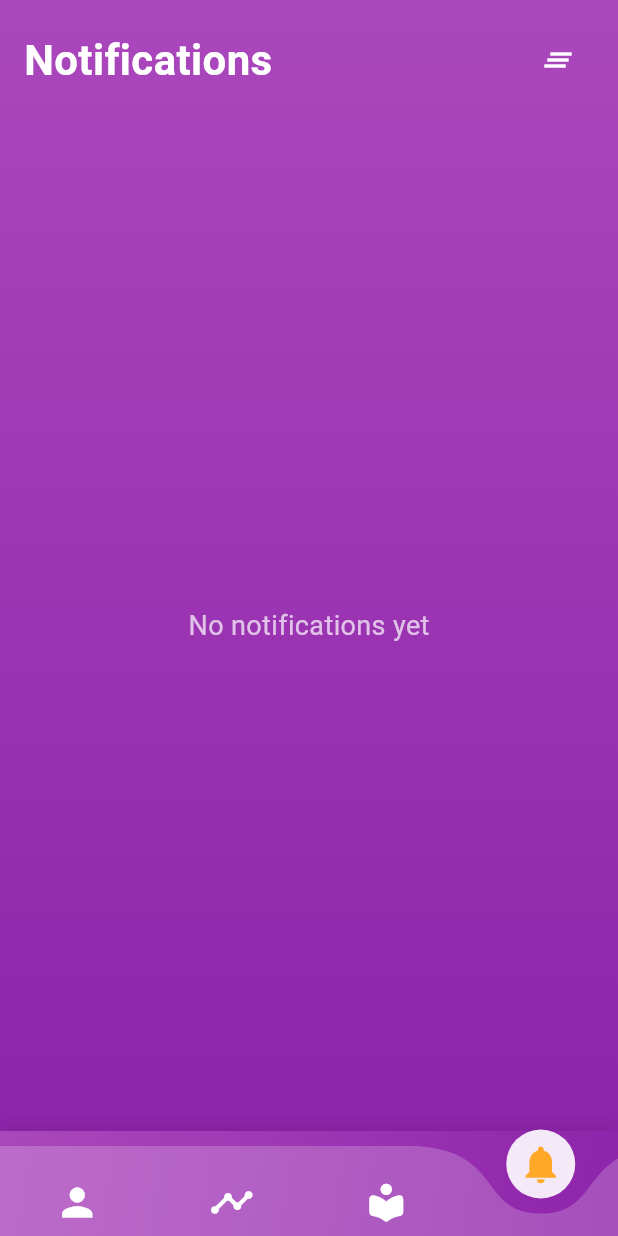
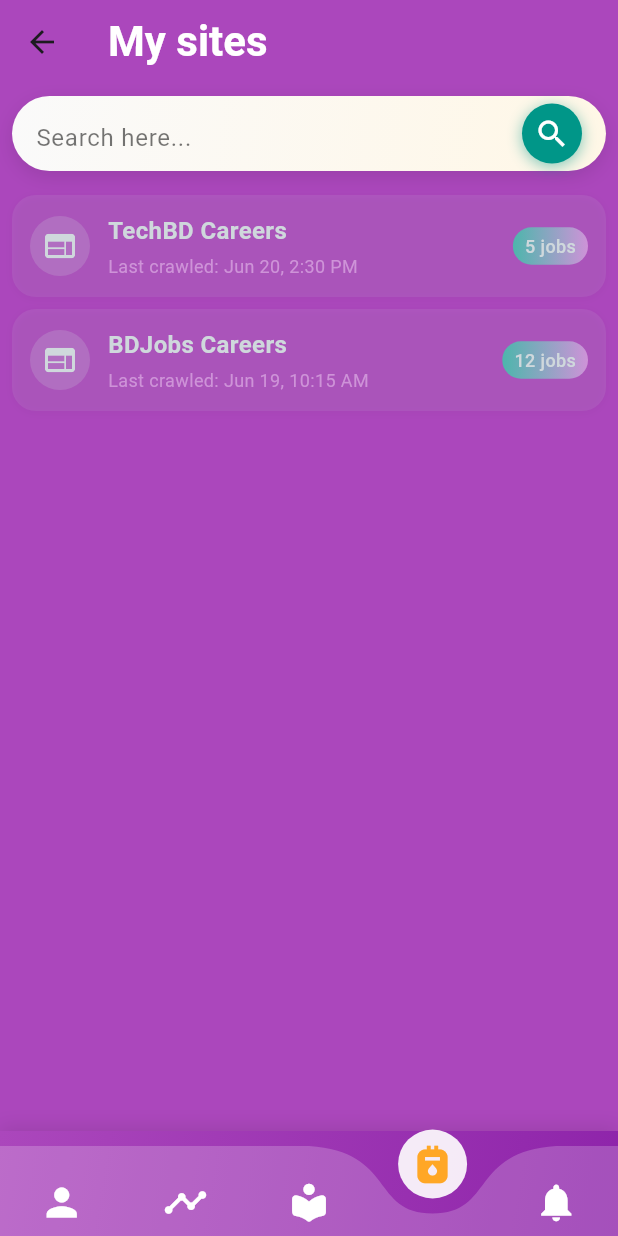
Before and after one commit to me-sharif-hasan/jobhunter-backend, a Flutter app: the MainScreen screen opened directly, item 4 of the bottom bar chosen, on a phone screen of 412 x 824 dp. Run offline on Flutter 3.47's test engine with Material 3 defaults, Android fonts, the phone set to English and light mode, and no system bars; drawn by our look-alikes of cached_network_image, curved_navigation_bar; our stand-ins replace animate_do, firebase_analytics, firebase_core, firebase_messaging, flutter_local_notifications, flutter_timezone and 5 more; missing offline and left inert: flutter_inappwebview; accounts and stored records are empty; network calls fail.

Commit message:
feat: Added screen for personal job site

```diff
--- a/lib/features/common/controller/meta_controller.dart
+++ b/lib/features/common/controller/meta_controller.dart
@@ -6,6 +6,7 @@ import 'package:get_it/get_it.dart';
 import 'package:personalized_job_hunter/features/common/domain/datasource/backend_meta_datasource.dart';
 import 'package:personalized_job_hunter/features/common/domain/model/api_response.dart';
 import 'package:personalized_job_hunter/features/common/domain/model/job_model.dart';
+import 'package:personalized_job_hunter/features/personalizedsite/screen/personal_job_watcher_screen.dart';
 import 'package:personalized_job_hunter/util/values/constants.dart';
 import 'package:personalized_job_hunter/util/values/widget_loading_registry.dart';
 
@@ -78,10 +79,10 @@ class MetaController extends ChangeNotifier {
         _currentScreenTitle = 'Company Subscriptions';
         break;
       case 3:
-        _currentScreenTitle = 'Notifications';
+        _currentScreenTitle = 'My sites';
         break;
       case 4:
-        _currentScreenTitle = 'Settings';
+        _currentScreenTitle = 'Notifications';
         break;
     }
     notifyListeners();
@@ -93,6 +94,7 @@ class MetaController extends ChangeNotifier {
     const UserProfileScreen(),
     const JobTimelineScreen(),
     const CompanySubscriptionScreen(),
+    const PersonalJobWatcherScreen(),
     const InAppNotificationScreen(),
   ];
 
--- a/lib/features/common/widgets/bottom_navigation_bar.dart
+++ b/lib/features/common/widgets/bottom_navigation_bar.dart
@@ -1,3 +1,5 @@
+import 'dart:developer';
+
 import 'package:curved_navigation_bar/curved_navigation_bar.dart';
 import 'package:flutter/material.dart';
 import 'package:personalized_job_hunter/features/common/controller/meta_controller.dart';
@@ -14,6 +16,7 @@ class BottomNavigationBarWidget extends StatefulWidget {
 
 class _BottomNavigationBarWidgetState extends State<BottomNavigationBarWidget> {
   void _onItemTapped(int index) {
+    log('BottomNavigationBarWidget: _onItemTapped: $index');
     Provider.of<MetaController>(context, listen: false).currentPage = index;
   }
 
@@ -68,15 +71,15 @@ class _BottomNavigationBarWidgetState extends State<BottomNavigationBarWidget> {
                 color: selectedIndex == 2 ? const Color(0xFFFFA726) : Colors.white,
               ),
               Icon(
-                Icons.notifications,
+                Icons.gas_meter,
                 size: 30,
                 color: selectedIndex == 3 ? const Color(0xFFFFA726) : Colors.white,
               ),
-              // Icon(
-              //   Icons.settings,
-              //   size: 30,
-              //   color: selectedIndex == 4 ? const Color(0xFFFFA726) : Colors.white,
-              // ),
+              Icon(
+                Icons.notifications,
+                size: 30,
+                color: selectedIndex == 4 ? const Color(0xFFFFA726) : Colors.white,
+              ),
             ],
             index: selectedIndex,
             onTap: _onItemTapped,
--- /dev/null
+++ b/lib/features/personalizedsite/screen/personal_job_watcher_screen.dart
@@ -0,0 +1,192 @@
+import 'package:cached_network_image/cached_network_image.dart';
+import 'package:flutter/material.dart';
+import 'package:intl/intl.dart';
+import 'package:personalized_job_hunter/features/common/controller/meta_controller.dart';
+import 'package:personalized_job_hunter/features/common/widgets/search_bar.dart';
+import 'package:personalized_job_hunter/util/values/constants.dart';
+import 'package:provider/provider.dart';
+
+class PersonalJobWatcherScreen extends StatefulWidget {
+  const PersonalJobWatcherScreen({super.key});
+
+  @override
+  State<PersonalJobWatcherScreen> createState() => _PersonalJobWatcherScreenState();
+}
+
+class _PersonalJobWatcherScreenState extends State<PersonalJobWatcherScreen> with SingleTickerProviderStateMixin {
+  final TextEditingController _urlController = TextEditingController();
+  late AnimationController _controller;
+  late Animation<double> _animation;
+
+  // Dummy data for sites
+  final List<Map<String, dynamic>> _dummySites = [
+    {
+      'title': 'TechBD Careers',
+      'logoUrl': 'https://via.placeholder.com/40',
+      'lastCrawled': DateTime(2025, 6, 20, 14, 30),
+      'jobCount': 5,
+    },
+    {
+      'title': 'BDJobs Careers',
+      'logoUrl': 'https://via.placeholder.com/40',
+      'lastCrawled': DateTime(2025, 6, 19, 10, 15),
+      'jobCount': 12,
+    },
+  ];
+
+  @override
+  void initState() {
+    super.initState();
+    _controller = AnimationController(
+      duration: const Duration(milliseconds: 200),
+      vsync: this,
+    );
+    _animation = CurvedAnimation(parent: _controller, curve: Curves.easeInOut);
+  }
+
+  @override
+  void dispose() {
+    _urlController.dispose();
+    _controller.dispose();
+    super.dispose();
+  }
+
+  String _formatTimestamp(DateTime timestamp) {
+    final now = DateTime.now();
+    final difference = now.difference(timestamp);
+    if (difference.inMinutes < 60) {
+      return '${difference.inMinutes} minutes ago';
+    } else if (difference.inHours < 24) {
+      return '${difference.inHours} hours ago';
+    } else {
+      return DateFormat('MMM d, h:mm a').format(timestamp);
+    }
+  }
+
+  @override
+  Widget build(BuildContext context) {
+    return Scaffold(
+      backgroundColor: Provider.of<MetaController>(context).getThemeColor()[0], // Dark Slate Grey
+      appBar: AppBar(
+        title: Text(
+          Provider.of<MetaController>(context,listen: false).currentScreenTitle,
+          style: const TextStyle(
+            fontSize: 28,
+            fontWeight: FontWeight.w600,
+            color: Colors.white,
+          ),
+        ),
+        backgroundColor: Provider.of<MetaController>(context, listen: false).getThemeColor()[0],
+        elevation: 0,
+      ),
+      body: Padding(
+        padding: const EdgeInsets.all(8.0),
+        child: Column(
+          children: [
+            // Input Section
+            ModernSearchBar(onSearch: (String query){}),
+            const SizedBox(height: 12),
+            // Site List
+            Expanded(
+              child: _dummySites.isEmpty
+                  ? const Center(
+                      child: Text(
+                        'No sites added yet',
+                        style: TextStyle(
+                          color: Color(0xFFCE93D8), // Soft Lavender
+                          fontSize: 14,
+                        ),
+                      ),
+                    )
+                  : ListView.builder(
+                      itemCount: _dummySites.length,
+                      itemBuilder: (context, index) {
+                        final site = _dummySites[index];
+                        return Container(
+                          margin: const EdgeInsets.symmetric(vertical: 4),
+                          padding: const EdgeInsets.all(12),
+                          decoration: BoxDecoration(
+                            color: Color(0xFFCFD8DC).withOpacity(0.1), // Warm Grey
+                            borderRadius: BorderRadius.circular(16),
+                            boxShadow: [
+                              BoxShadow(
+                                color: Colors.black.withOpacity(0.03),
+                                blurRadius: 4,
+                                offset: const Offset(0, 1),
+                              ),
+                            ],
+                          ),
+                          child: Row(
+                            children: [
+                              Container(
+                                width: 40,
+                                height: 40,
+                                decoration: BoxDecoration(
+                                  shape: BoxShape.circle,
+                                  color: Color(0xFFCFD8DC).withOpacity(0.2), // Warm Grey
+                                ),
+                                padding: const EdgeInsets.all(8),
+                                child: ClipOval(
+                                  child: CachedNetworkImage(
+                                    imageUrl: site['logoUrl'],
+                                    fit: BoxFit.cover,
+                                    errorWidget: (context, url, error) =>
+                                        const Icon(Icons.web, color: Color(0xFFCFD8DC)), // Warm Grey
+                                  ),
+                                ),
+                              ),
+                              const SizedBox(width: 12),
+                              Expanded(
+                                child: Column(
+                                  crossAxisAlignment: CrossAxisAlignment.start,
+                                  children: [
+                                    Text(
+                                      site['title'],
+                                      style: const TextStyle(
+                                        fontSize: 16,
+                                        fontWeight: FontWeight.w600,
+                                        color: Color(0xFFCFD8DC), // Warm Grey
+                                      ),
+                                    ),
+                                    const SizedBox(height: 4),
+                                    Text(
+                                      'Last crawled: ${_formatTimestamp(site['lastCrawled'])}',
+                                      style: const TextStyle(
+                                        fontSize: 12,
+                                        color: Color(0xFFCE93D8), // Soft Lavender
+                                      ),
+                                    ),
+                                  ],
+                                ),
+                              ),
+                              Container(
+                                padding: const EdgeInsets.symmetric(horizontal: 8, vertical: 4),
+                                decoration: BoxDecoration(
+                                  gradient: const LinearGradient(
+                                    colors: [Color(0xFF4DB6AC), Color(0xFFCE93D8)], // Muted Teal to Soft Lavender
+                                    begin: Alignment.centerLeft,
+                                    end: Alignment.centerRight,
+                                  ),
+                                  borderRadius: BorderRadius.circular(16),
+                                ),
+                                child: Text(
+                                  '${site['jobCount']} jobs',
+                                  style: const TextStyle(
+                                    fontSize: 12,
+                                    color: Color(0xFFCFD8DC), // Warm Grey
+                                    fontWeight: FontWeight.w500,
+                                  ),
+                                ),
+                              ),
+                            ],
+                          ),
+                        );
+                      },
+                    ),
+            ),
+          ],
+        ),
+      ),
+    );
+  }
+}
--- a/lib/util/values/constants.dart
+++ b/lib/util/values/constants.dart
@@ -56,6 +56,7 @@ class Constants{
     [0xFFFFA726, 0xFFFF963C], // Orange to Light Orange
     [0xFFE94BFC, 0xFFFF7416], // Light Green to Green
     [0xFFAB47BC, 0xFF8E24AA], // Light Purple to Purple
+    [0xFF7E57C2, 0xFF5E35B1], // Light Indigo to Indigo
     [0xFFEC407A, 0xFFD81B60], // Pink to Deep Pink
     [0xFF7E57C2, 0xFF5E35B1], // Light Indigo to Indigo
     [0xFF26A69A, 0xFF00897B], // Teal to Deep Teal
```
Also changed, not shown: lib/features/common/screens/main_page.dart (+0 -20 lines), pubspec.lock, 126 other files.
